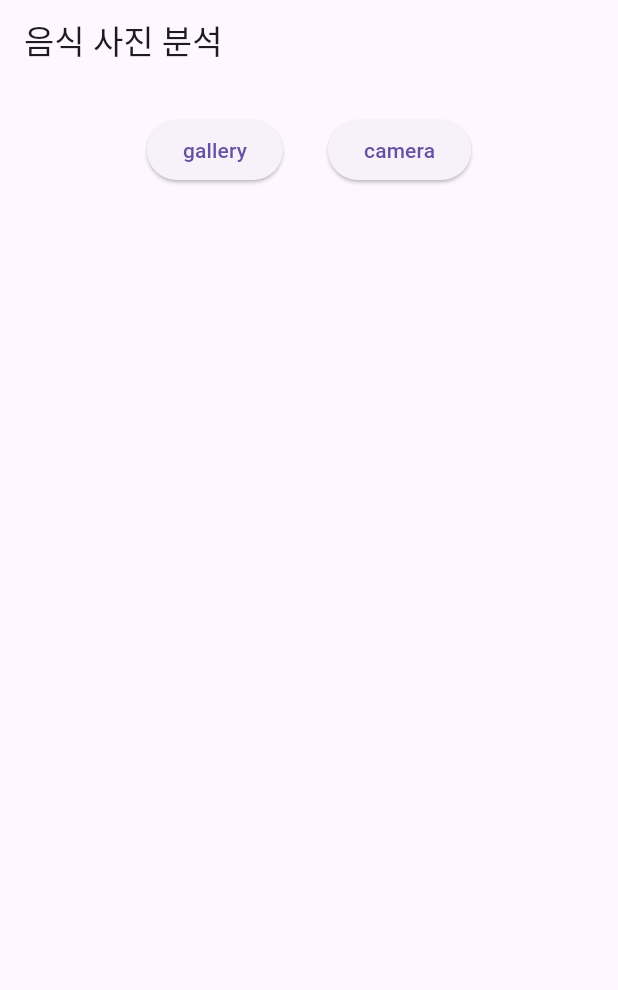
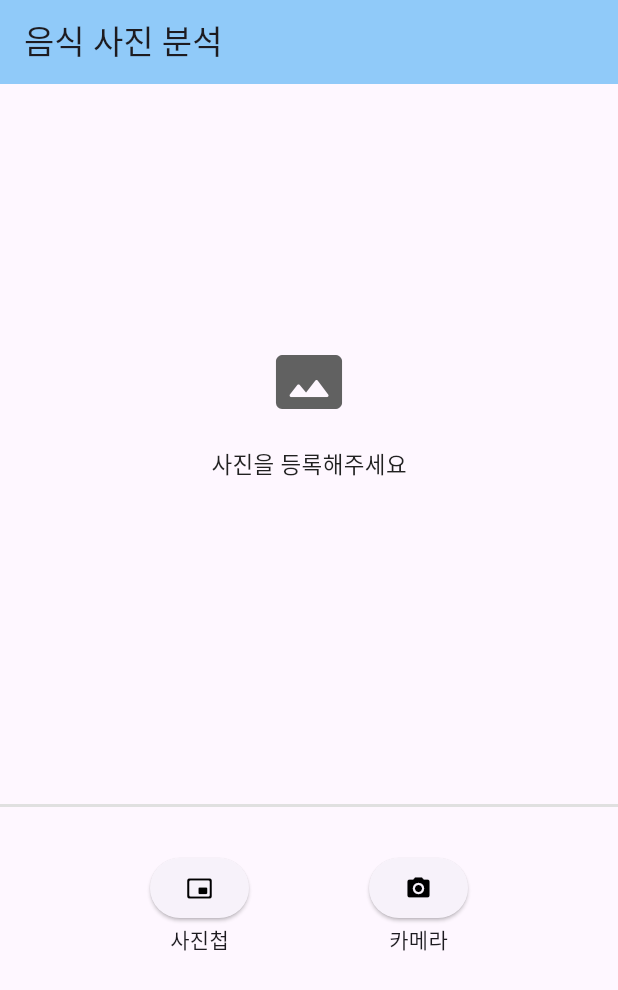
Before and after one commit to kdobi/CAL, a Flutter app: the screen it shows after launch, on a phone screen of 412 x 824 dp. Shown: the top 990 px of the screen. Run offline on Flutter 3.47's test engine with Material 3 defaults, Android fonts, the phone set to English and light mode, and no system bars; our stand-ins replace firebase_ai, firebase_auth, firebase_core, image_picker; accounts and stored records are empty.

Commit message:
feat : take_picture UI 개선

```diff
--- a/lib/main.dart
+++ b/lib/main.dart
@@ -33,9 +33,6 @@ Future<void> main() async {
   // Firebase 초기화 / 반드시 메인에서 할 것
   await Firebase.initializeApp(options: DefaultFirebaseOptions.currentPlatform);
 
-  // 익명 로그인 (Firebase AI Logic 사용에 필요)
-  // await FirebaseAuth.instance.signInAnonymously();
-
   runApp(const MyApp());
 }
 
--- a/lib/take_picture.dart
+++ b/lib/take_picture.dart
@@ -52,6 +52,7 @@ class _TakePictureState extends State<TakePicture> {
   final ImagePicker picker = ImagePicker();
 
   XFile? _image;
+
   String _analysisResult = '이미지를 선택하면 자동으로 분석됩니다.';
   bool _loading = false;
 
@@ -76,7 +77,10 @@ class _TakePictureState extends State<TakePicture> {
 
         Navigator.push(
           context,
-          MaterialPageRoute(builder: (_) => Kcal(analysisResult : result, imagePath : _image!.path)),
+          MaterialPageRoute(
+            builder: (_) =>
+                Kcal(analysisResult: result, imagePath: _image!.path),
+          ),
         );
       });
     } catch (e) {
@@ -119,33 +123,86 @@ class _TakePictureState extends State<TakePicture> {
   @override
   Widget build(BuildContext context) {
     return Scaffold(
-      appBar: AppBar(title: const Text('음식 사진 분석')),
+      appBar: AppBar(
+        title: const Text('음식 사진 분석'),
+        backgroundColor: Colors.blue[200],
+      ),
+
       body: Column(
         children: [
-          const SizedBox(height: 20),
+          Padding(
+            padding: EdgeInsetsGeometry.only(top: 70, bottom: 110),
+            child: !_loading
+                // 이미지가 등록되지 않았을때 메인화면
+                ? SizedBox(
+                    height: 300,
+                    child: Column(
+                      mainAxisAlignment: MainAxisAlignment.center,
+                      children: [
+                        Icon(
+                          Icons.photo_size_select_actual_rounded,
+                          size: 48,
+                          color: Colors.grey[700],
+                        ),
+                        SizedBox(height: 20),
+                        Text(
+                          '사진을 등록해주세요',
+                          style: TextStyle(
+                            fontSize: 15,
+                            color: Colors.grey[900],
+                          ),
+                        ),
+                      ],
+                    ),
+                  )
+                // 이미지 등록됐을 때 메인화면
+                : Image.file(
+                    File(_image!.path),
+                    width: MediaQuery.of(context).size.width - 60,
+                    fit: BoxFit.cover,
+                  ),
+          ),
 
+          SizedBox(
+            height: 2,
+            child: Stack(
+              children: [
+                Container(color: Colors.grey[300]),
+                if (_loading) const LinearProgressIndicator(minHeight: 2),
+              ],
+            ),
+          ),
+
+          SizedBox(height: 30),
           // ✅ 카메라/갤러리 버튼 영역
           Row(
             mainAxisAlignment: MainAxisAlignment.center,
             children: [
-              ElevatedButton(
-                onPressed: _loading ? null : getGalleryImage, // 로딩중 버튼 비활성화
-                child: const Text('gallery'),
+              Column(
+                children: [
+                  ElevatedButton(
+                    onPressed: _loading ? null : getGalleryImage, // 로딩중 버튼 비활성화
+                    child: Icon(
+                      Icons.picture_in_picture_alt_rounded,
+                      color: Colors.black,
+                    ),
+                  ),
+                  Text('사진첩'),
+                ],
               ),
-              const SizedBox(width: 30),
-              ElevatedButton(
-                onPressed: _loading ? null : getCameraImage, // 로딩중 버튼 비활성화
-                child: const Text('camera'),
+              const SizedBox(width: 80),
+
+              Column(
+                children: [
+                  ElevatedButton(
+                    onPressed: _loading ? null : getCameraImage, // 로딩중 버튼 비활성화
+                    child: Icon(Icons.camera_alt, color: Colors.black),
+                  ),
+                  Text('카메라'),
+                ],
               ),
             ],
           ),
-
-          const SizedBox(height: 16),
-          if (_loading) const LinearProgressIndicator(), // 비동기 로딩
-
-          const SizedBox(height: 16),
-
-
         ],
       ),
     );
--- a/pubspec.yaml
+++ b/pubspec.yaml
@@ -38,6 +38,7 @@ dependencies:
   firebase_ai: ^3.6.1
   firebase_auth: ^6.1.3
   image_picker: ^1.2.1
+  modal_progress_hud_nsn: ^0.5.1
 
 dev_dependencies:
   flutter_test:
@@ -62,8 +63,8 @@ flutter:
   uses-material-design: true
 
   # To add assets to your application, add an assets section, like this:
-  # assets:
-  #   - images/a_dot_burr.jpeg
+  assets:
+    - images/registor.png
   #   - images/a_dot_ham.jpeg
 
   # An image asset can refer to one or more resolution-specific "variants", see
```
Also changed, not shown: images/image.png (deleted), images/registor.png (added), pubspec.lock, 1 other file.
